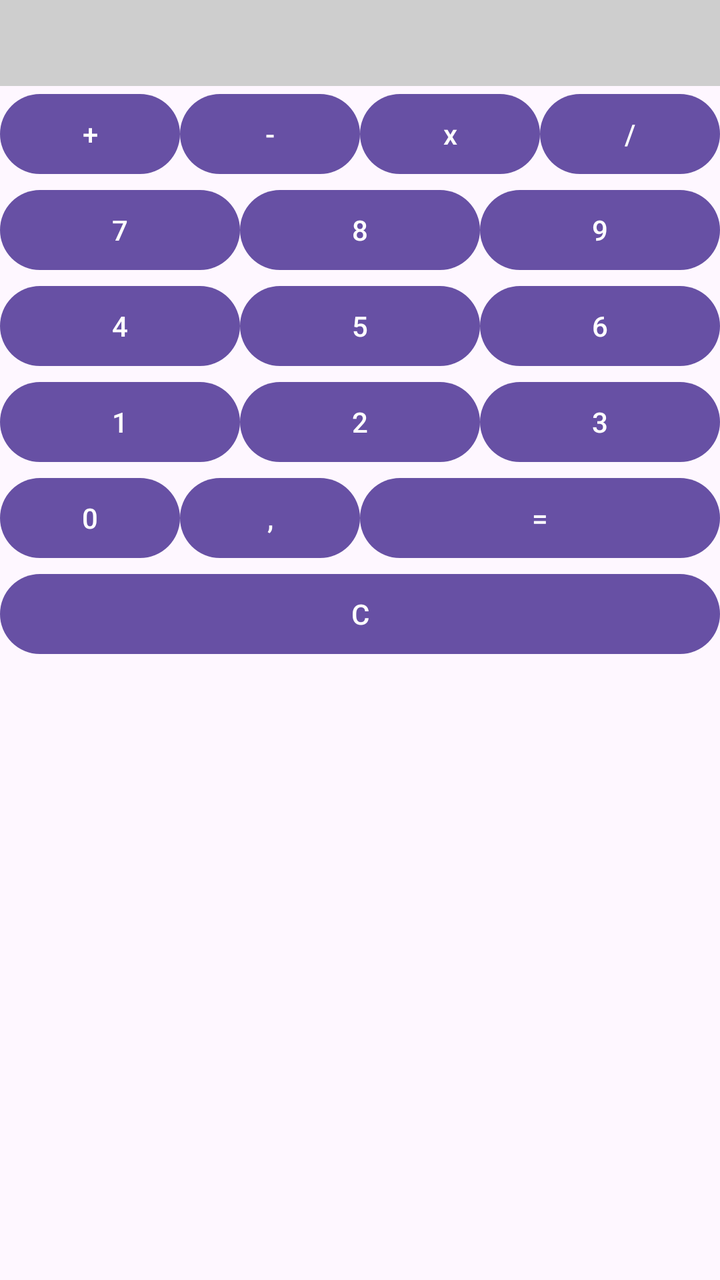
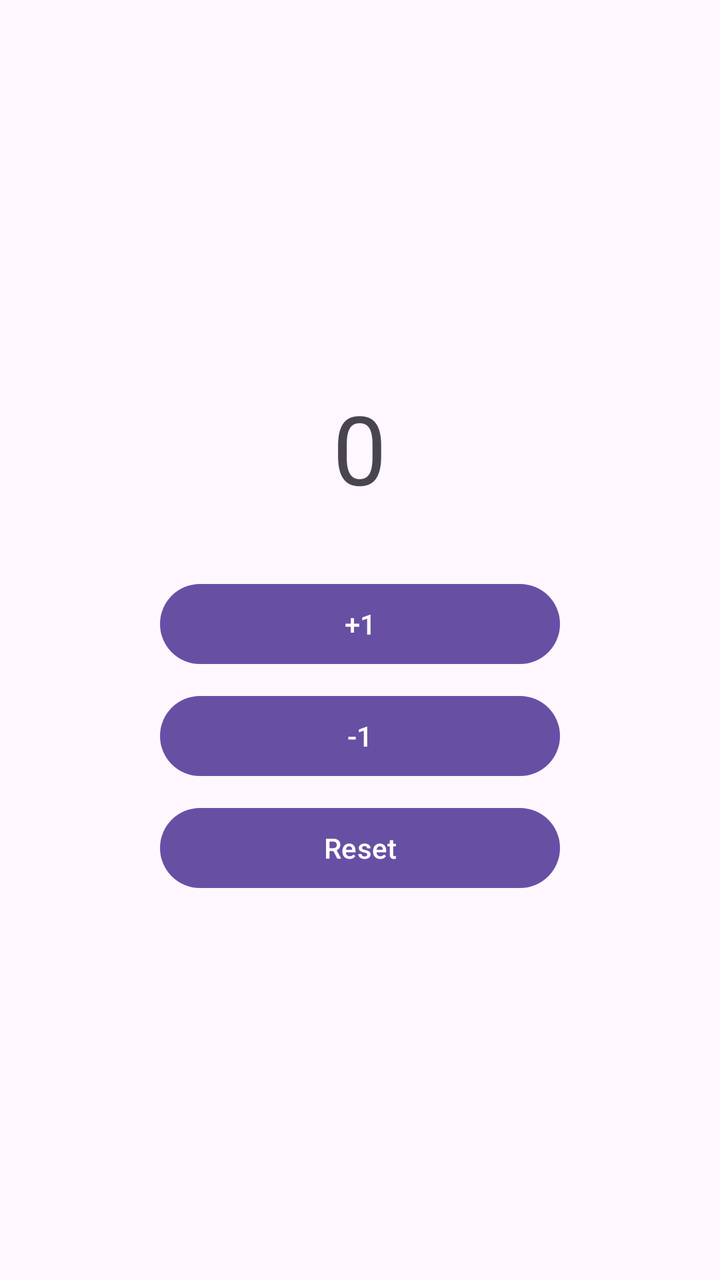

Before-and-after screenshots of an Android layout around one commit, followed by the original layout XML and the change that was made.
<!-- AndroidManifest.xml: application theme Theme.ObslugaZdarzen -->
<!-- res/layout/activity_main.xml -->
<?xml version="1.0" encoding="utf-8"?>
<LinearLayout xmlns:android="http://schemas.android.com/apk/res/android"
    xmlns:app="http://schemas.android.com/apk/res-auto"
    xmlns:tools="http://schemas.android.com/tools"
    android:id="@+id/main"
    android:layout_width="match_parent"
    android:layout_height="match_parent"
    android:orientation="vertical"
    tools:context=".MainActivity">


    <TextView
        android:id="@+id/tvResult"
        android:layout_width="match_parent"
        android:layout_height="wrap_content"
        android:background="#CECECE"
        android:gravity="bottom|right"
        android:text=""
        android:textSize="32dp" />

    <LinearLayout
        android:layout_width="match_parent"
        android:layout_height="wrap_content"
        android:orientation="horizontal"
        android:weightSum="4">

        <Button
            android:id="@+id/btnPlus"
            android:layout_width="0dp"
            android:layout_height="wrap_content"
            android:layout_weight="1"
            android:text="+"/>
        <Button
            android:id="@+id/btnMinus"
            android:layout_width="0dp"
            android:layout_height="wrap_content"
            android:layout_weight="1"
            android:text="-"/>
        <Button
            android:id="@+id/btnMultiply"
            android:layout_width="0dp"
            android:layout_height="wrap_content"
            android:layout_weight="1"
            android:text="x"/>
        <Button
            android:id="@+id/btnDivide"
            android:layout_width="0dp"
            android:layout_height="wrap_content"
            android:layout_weight="1"
            android:text="/"/>

    </LinearLayout>
    <LinearLayout
        android:layout_width="match_parent"
        android:layout_height="wrap_content"
        android:orientation="horizontal"
        android:weightSum="3">

        <Button
            android:id="@+id/btn7"
            android:layout_width="0dp"
            android:layout_height="wrap_content"
            android:layout_weight="1"
            android:text="7"/>
        <Button
            android:id="@+id/btn8"
            android:layout_width="0dp"
            android:layout_height="wrap_content"
            android:layout_weight="1"
            android:text="8"/>
        <Button
            android:id="@+id/btn9"
            android:layout_width="0dp"
            android:layout_height="wrap_content"
            android:layout_weight="1"
            android:text="9"/>

    </LinearLayout>
    <LinearLayout
        android:layout_width="match_parent"
        android:layout_height="wrap_content"
        android:orientation="horizontal"
        android:weightSum="3">

        <Button
            android:id="@+id/btn4"
            android:layout_width="0dp"
            android:layout_height="wrap_content"
            android:layout_weight="1"
            android:text="4"/>
        <Button
            android:id="@+id/btn5"
            android:layout_width="0dp"
            android:layout_height="wrap_content"
            android:layout_weight="1"
            android:text="5"/>
        <Button
            android:id="@+id/btn6"
            android:layout_width="0dp"
            android:layout_height="wrap_content"
            android:layout_weight="1"
            android:text="6"/>

    </LinearLayout>
    <LinearLayout
        android:layout_width="match_parent"
        android:layout_height="wrap_content"
        android:orientation="horizontal"
        android:weightSum="3">

        <Button
            android:id="@+id/btn1"
            android:layout_width="0dp"
            android:layout_height="wrap_content"
            android:layout_weight="1"
            android:text="1"/>
        <Button
            android:id="@+id/btn2"
            android:layout_width="0dp"
            android:layout_height="wrap_content"
            android:layout_weight="1"
            android:text="2"/>
        <Button
            android:id="@+id/btn3"
            android:layout_width="0dp"
            android:layout_height="wrap_content"
            android:layout_weight="1"
            android:text="3"/>

    </LinearLayout>
    <LinearLayout
        android:layout_width="match_parent"
        android:layout_height="wrap_content"
        android:orientation="horizontal"
        android:weightSum="4">

        <Button
            android:id="@+id/btn0"
            android:layout_width="0dp"
            android:layout_height="wrap_content"
            android:layout_weight="1"
            android:text="0"/>
        <Button
            android:id="@+id/btnComma"
            android:layout_width="0dp"
            android:layout_height="wrap_content"
            android:layout_weight="1"
            android:text=","/>
        <Button
            android:id="@+id/btnEqual"
            android:layout_width="0dp"
            android:layout_height="wrap_content"
            android:layout_weight="2"
            android:text="="/>

    </LinearLayout>
    <LinearLayout
        android:layout_width="match_parent"
        android:layout_height="wrap_content"
        android:orientation="horizontal"
        android:weightSum="1">

        <Button
            android:id="@+id/btnClear"
            android:layout_width="0dp"
            android:layout_height="wrap_content"
            android:layout_weight="1"
            android:text="C"/>

    </LinearLayout>

</LinearLayout>
<!-- resources referenced by this layout -->
<resources>
  <style name="Theme.ObslugaZdarzen" parent="Base.Theme.ObslugaZdarzen" />
  <style name="Base.Theme.ObslugaZdarzen" parent="Theme.Material3.DayNight.NoActionBar">
          
          
      </style>
</resources>

<!-- the commit's change to res/layout/activity_main.xml (unified diff, before → after) -->
@@ -1,172 +1,38 @@
 <?xml version="1.0" encoding="utf-8"?>
 <LinearLayout xmlns:android="http://schemas.android.com/apk/res/android"
-    xmlns:app="http://schemas.android.com/apk/res-auto"
-    xmlns:tools="http://schemas.android.com/tools"
     android:id="@+id/main"
     android:layout_width="match_parent"
     android:layout_height="match_parent"
     android:orientation="vertical"
-    tools:context=".MainActivity">
-
+    android:gravity="center"
+    android:padding="16dp">
 
     <TextView
-        android:id="@+id/tvResult"
-        android:layout_width="match_parent"
+        android:id="@+id/tvCounter"
+        android:layout_width="wrap_content"
         android:layout_height="wrap_content"
-        android:background="#CECECE"
-        android:gravity="bottom|right"
-        android:text=""
-        android:textSize="32dp" />
+        android:text="0"
+        android:textSize="48sp"
+        android:layout_marginBottom="32dp" />
 
-    <LinearLayout
-        android:layout_width="match_parent"
+    <Button
+        android:id="@+id/btnIncrement"
+        android:layout_width="200dp"
         android:layout_height="wrap_content"
-        android:orientation="horizontal"
-        android:weightSum="4">
+        android:text="+1"
+        android:layout_marginBottom="8dp" />
 
-        <Button
-            android:id="@+id/btnPlus"
-            android:layout_width="0dp"
-            android:layout_height="wrap_content"
-            android:layout_weight="1"
-            android:text="+"/>
-        <Button
-            android:id="@+id/btnMinus"
-            android:layout_width="0dp"
-            android:layout_height="wrap_content"
-            android:layout_weight="1"
-            android:text="-"/>
-        <Button
-            android:id="@+id/btnMultiply"
-            android:layout_width="0dp"
-            android:layout_height="wrap_content"
-            android:layout_weight="1"
-            android:text="x"/>
-        <Button
-            android:id="@+id/btnDivide"
-            android:layout_width="0dp"
-            android:layout_height="wrap_content"
-            android:layout_weight="1"
-            android:text="/"/>
+    <Button
+        android:id="@+id/btnDecrement"
+        android:layout_width="200dp"
+        android:layout_height="wrap_content"
+        android:text="-1"
+        android:layout_marginBottom="8dp" />
 
-    </LinearLayout>
-    <LinearLayout
-        android:layout_width="match_parent"
+    <Button
+        android:id="@+id/btnReset"
+        android:layout_width="200dp"
         android:layout_height="wrap_content"
-        android:orientation="horizontal"
-        android:weightSum="3">
-
-        <Button
-            android:id="@+id/btn7"
-            android:layout_width="0dp"
-            android:layout_height="wrap_content"
-            android:layout_weight="1"
-            android:text="7"/>
-        <Button
-            android:id="@+id/btn8"
-            android:layout_width="0dp"
-            android:layout_height="wrap_content"
-            android:layout_weight="1"
-            android:text="8"/>
-        <Button
-            android:id="@+id/btn9"
-            android:layout_width="0dp"
-            android:layout_height="wrap_content"
-            android:layout_weight="1"
-            android:text="9"/>
-
-    </LinearLayout>
-    <LinearLayout
-        android:layout_width="match_parent"
-        android:layout_height="wrap_content"
-        android:orientation="horizontal"
-        android:weightSum="3">
-
-        <Button
-            android:id="@+id/btn4"
-            android:layout_width="0dp"
-            android:layout_height="wrap_content"
-            android:layout_weight="1"
-            android:text="4"/>
-        <Button
-            android:id="@+id/btn5"
-            android:layout_width="0dp"
-            android:layout_height="wrap_content"
-            android:layout_weight="1"
-            android:text="5"/>
-        <Button
-            android:id="@+id/btn6"
-            android:layout_width="0dp"
-            android:layout_height="wrap_content"
-            android:layout_weight="1"
-            android:text="6"/>
-
-    </LinearLayout>
-    <LinearLayout
-        android:layout_width="match_parent"
-        android:layout_height="wrap_content"
-        android:orientation="horizontal"
-        android:weightSum="3">
-
-        <Button
-            android:id="@+id/btn1"
-            android:layout_width="0dp"
-            android:layout_height="wrap_content"
-            android:layout_weight="1"
-            android:text="1"/>
-        <Button
-            android:id="@+id/btn2"
-            android:layout_width="0dp"
-            android:layout_height="wrap_content"
-            android:layout_weight="1"
-            android:text="2"/>
-        <Button
-            android:id="@+id/btn3"
-            android:layout_width="0dp"
-            android:layout_height="wrap_content"
-            android:layout_weight="1"
-            android:text="3"/>
-
-    </LinearLayout>
-    <LinearLayout
-        android:layout_width="match_parent"
-        android:layout_height="wrap_content"
-        android:orientation="horizontal"
-        android:weightSum="4">
-
-        <Button
-            android:id="@+id/btn0"
-            android:layout_width="0dp"
-            android:layout_height="wrap_content"
-            android:layout_weight="1"
-            android:text="0"/>
-        <Button
-            android:id="@+id/btnComma"
-            android:layout_width="0dp"
-            android:layout_height="wrap_content"
-            android:layout_weight="1"
-            android:text=","/>
-        <Button
-            android:id="@+id/btnEqual"
-            android:layout_width="0dp"
-            android:layout_height="wrap_content"
-            android:layout_weight="2"
-            android:text="="/>
-
-    </LinearLayout>
-    <LinearLayout
-        android:layout_width="match_parent"
-        android:layout_height="wrap_content"
-        android:orientation="horizontal"
-        android:weightSum="1">
-
-        <Button
-            android:id="@+id/btnClear"
-            android:layout_width="0dp"
-            android:layout_height="wrap_content"
-            android:layout_weight="1"
-            android:text="C"/>
-
-    </LinearLayout>
+        android:text="Reset" />
 
 </LinearLayout>
